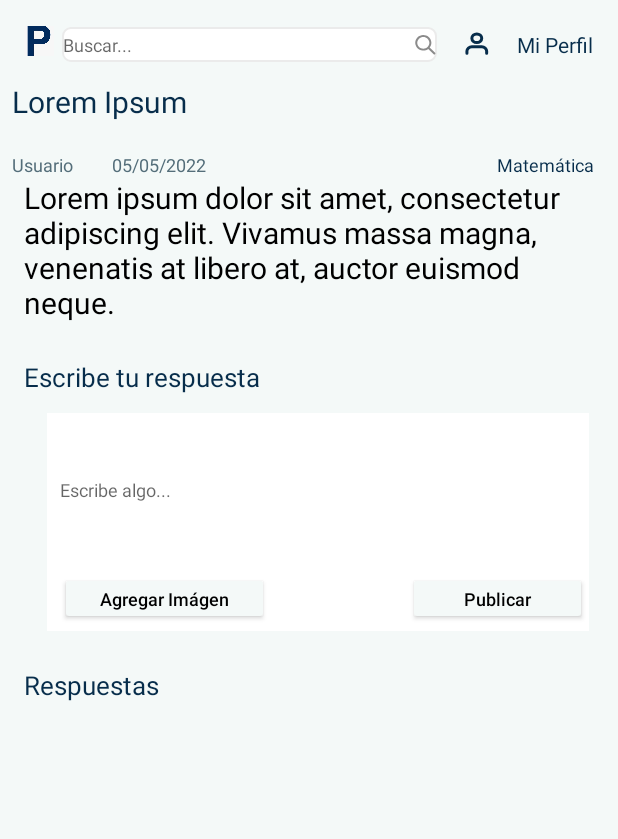
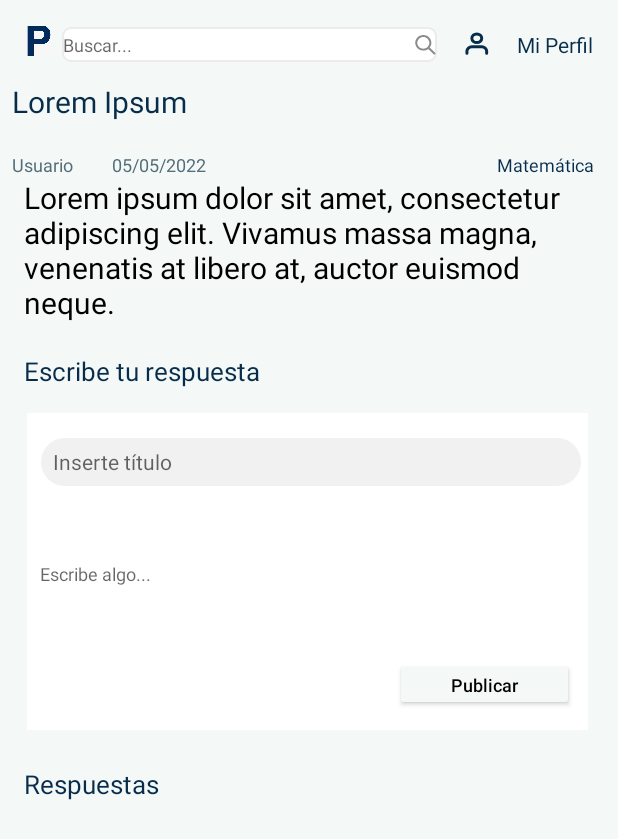
Before and after one commit to ARTEAGA1811/ProyectoPoliAyudaME, an Android app: the FragmentResponerPregunta screen opened directly, with no data from a screen before it, on a phone screen of 412 x 824 dp. Shown: the top 839 px of the screen. Run offline under Robolectric (Android 15) with nearby library versions, the phone set to English and light mode, and no system bars; our stand-ins replace Firebase (no records; nobody signed in at launch, a user with empty details on screens opened directly).

Commit message:
Agregar Respuesta completado.

```diff
--- a/app/src/main/java/com/grupo6/myapplication/Constantes.kt
+++ b/app/src/main/java/com/grupo6/myapplication/Constantes.kt
@@ -3,3 +3,4 @@ package com.grupo6.myapplication
 const val EXTRA_LOGIN = "EXTRA_LOGIN"
 const val LOGIN_KEY = "LOGIN_KEY"
 const val PASSWORD_KEY = "PASSWORD_KEY"
+const val USUARIO = "USUARIO"
--- a/app/src/main/java/com/grupo6/myapplication/FragmentResponerPregunta.kt
+++ b/app/src/main/java/com/grupo6/myapplication/FragmentResponerPregunta.kt
@@ -1,10 +1,18 @@
 package com.grupo6.myapplication
 
+import android.content.Intent
 import android.os.Bundle
 import androidx.fragment.app.Fragment
 import android.view.LayoutInflater
 import android.view.View
 import android.view.ViewGroup
+import android.widget.Button
+import android.widget.EditText
+import com.google.firebase.database.DatabaseReference
+import com.google.firebase.database.ktx.database
+import com.google.firebase.ktx.Firebase
+import java.time.LocalDateTime
+import java.time.format.DateTimeFormatter
 
 // TODO: Rename parameter arguments, choose names that match
 // the fragment initialization parameters, e.g. ARG_ITEM_NUMBER
@@ -20,6 +28,12 @@ class FragmentResponerPregunta : Fragment() {
     // TODO: Rename and change types of parameters
     private var param1: String? = null
     private var param2: String? = null
+    lateinit var vista: View
+    lateinit var publicar: Button
+    lateinit var tituloRespuesta: EditText
+    lateinit var descriptionRespuesta: EditText
+    private lateinit var database: DatabaseReference
+
 
     override fun onCreate(savedInstanceState: Bundle?) {
         super.onCreate(savedInstanceState)
@@ -27,6 +41,7 @@ class FragmentResponerPregunta : Fragment() {
             param1 = it.getString(ARG_PARAM1)
             param2 = it.getString(ARG_PARAM2)
         }
+
     }
 
     override fun onCreateView(
@@ -34,7 +49,32 @@ class FragmentResponerPregunta : Fragment() {
         savedInstanceState: Bundle?
     ): View? {
         // Inflate the layout for this fragment
-        return inflater.inflate(R.layout.fragment_responer_pregunta, container, false)
+        vista =  inflater.inflate(R.layout.fragment_responer_pregunta, container, false)
+        publicar = vista.findViewById(R.id.buttonPublicarRespuesta)
+        tituloRespuesta = vista.findViewById(R.id.editTextTextTítuloRespuesta)
+        descriptionRespuesta = vista.findViewById(R.id.editTextDescripcionRespuesta)
+        database = Firebase.database.reference
+
+
+        publicar.setOnClickListener{
+            val respuestaNueva = Respuesta();
+            val current = LocalDateTime.now()
+            val formatter = DateTimeFormatter.ofPattern("dd/MM/yyyy")
+            val formatted = current.format(formatter)
+
+            respuestaNueva.idPregunta = PreguntasInicio.GlobalVars.idPregunta2
+            respuestaNueva.titulo = tituloRespuesta.text.toString()
+            respuestaNueva.descripcion = descriptionRespuesta.text.toString()
+            respuestaNueva.usuario = PreguntasInicio.GlobalVars.usuario
+            respuestaNueva.fecha = formatted
+
+            database.child("respuestas").child(respuestaNueva.idRespuesta).setValue(respuestaNueva)
+
+            val intent = Intent(getActivity(), Inicio::class.java)
+            startActivity(intent)
+        }
+
+        return vista
     }
 
     companion object {
--- a/app/src/main/java/com/grupo6/myapplication/Inicio.kt
+++ b/app/src/main/java/com/grupo6/myapplication/Inicio.kt
@@ -34,6 +34,12 @@ class Inicio : AppCompatActivity() {
         estadoCanje = findViewById(R.id.imgEstadoCanje)
         tvMiPerfil = findViewById(R.id.miPerfil)
         logoP = findViewById(R.id.logoP)
+
+
+        val extras = intent.extras ?: return
+        var usuario = extras.getString(EXTRA_LOGIN) ?:"Unknown"
+        usuario = usuario.substringBefore("@")
+        PreguntasInicio.GlobalVars.usuario = usuario
 
         bttnInicio.setOnClickListener {
             supportFragmentManager
--- a/app/src/main/java/com/grupo6/myapplication/LoginActivity.kt
+++ b/app/src/main/java/com/grupo6/myapplication/LoginActivity.kt
@@ -62,6 +62,7 @@ class LoginActivity : AppCompatActivity() {
                     val intent = Intent(this, Inicio::class.java)
 
                     intent.putExtra(EXTRA_LOGIN, auth.currentUser!!.email)
+                    intent.putExtra(USUARIO, auth.currentUser!!.email)
                     startActivity(intent)
                     //finish()
                 } else {
--- a/app/src/main/java/com/grupo6/myapplication/VerPreguntaActivity.kt
+++ b/app/src/main/java/com/grupo6/myapplication/VerPreguntaActivity.kt
@@ -4,17 +4,21 @@ import android.content.Intent
 import androidx.appcompat.app.AppCompatActivity
 import android.os.Bundle
 import android.util.Log
-import android.view.View
+import android.widget.Button
+import android.widget.EditText
 import android.widget.ImageView
 import android.widget.TextView
 import androidx.recyclerview.widget.LinearLayoutManager
 import androidx.recyclerview.widget.RecyclerView
 import com.google.firebase.database.DataSnapshot
 import com.google.firebase.database.DatabaseError
+import com.google.firebase.database.DatabaseReference
 import com.google.firebase.database.ValueEventListener
 import com.google.firebase.database.ktx.database
 import com.google.firebase.database.ktx.getValue
 import com.google.firebase.ktx.Firebase
+import java.time.LocalDateTime
+import java.time.format.DateTimeFormatter
 
 class VerPreguntaActivity : AppCompatActivity() {
     lateinit var tvMiPerfil: TextView
@@ -23,6 +27,8 @@ class VerPreguntaActivity : AppCompatActivity() {
     lateinit var titulo: TextView
     lateinit var descripcion: TextView
     lateinit var fecha: TextView
+    lateinit var publicar: Button
+    private lateinit var database: DatabaseReference
     var  idPregunta = ""
 
     override fun onCreate(savedInstanceState: Bundle?) {
@@ -44,11 +50,9 @@ class VerPreguntaActivity : AppCompatActivity() {
 
 
 
-
-
         supportFragmentManager
             .beginTransaction()
-            .replace(R.id.fragmentContainerView4,FragmentResponerPregunta()).commit()
+            .replace(R.id.fragmentContainerViewRespuesta,FragmentResponerPregunta()).commit()
 
         tvMiPerfil.setOnClickListener {
             val intent = Intent(this, UsuarioActivity::class.java)
@@ -60,6 +64,9 @@ class VerPreguntaActivity : AppCompatActivity() {
             startActivity(intent)
             finish()
         }
+
+
+
     }
 
     fun consultarUsuarioRTDB(usuarioRequerido:String){
@@ -76,7 +83,7 @@ class VerPreguntaActivity : AppCompatActivity() {
                     for (pregunta  in dataSnapshot.child("preguntas").children){
                         var preguntaObtenida = pregunta.getValue<Pregunta>()as Pregunta
                          if(preguntaObtenida.usuario == usuarioRequerido){
-
+                             PreguntasInicio.GlobalVars.idPregunta2 = preguntaObtenida.idPregunta
                              usuario.text = preguntaObtenida.usuario
                              titulo.text = preguntaObtenida.titulo
                              descripcion.text = preguntaObtenida.descripcion
@@ -116,10 +123,11 @@ class VerPreguntaActivity : AppCompatActivity() {
                     for (respuesta  in dataSnapshot.child("respuestas").children){
                         respuestas.add(respuesta.getValue<Respuesta>()as Respuesta)
                     }
+                    PreguntasInicio.GlobalVars.numRespuestas = respuestas.size
+                    println(PreguntasInicio.GlobalVars.numRespuestas)
                     var respuestasFilradas  = ArrayList<Respuesta>()
                     for(respuesta in respuestas){
                         if(respuesta.idPregunta == idPregunta){
-
 
                             respuestasFilradas.add(respuesta )
                         }
--- a/app/src/main/res/layout/activity_ver_pregunta.xml
+++ b/app/src/main/res/layout/activity_ver_pregunta.xml
@@ -122,17 +122,18 @@
         app:layout_constraintTop_toBottomOf="@+id/textViewUsuario" />
 
     <androidx.fragment.app.FragmentContainerView
-        android:id="@+id/fragmentContainerView4"
-        android:layout_width="361dp"
-        android:layout_height="145dp"
+        android:id="@+id/fragmentContainerViewRespuesta"
+        android:layout_width="374dp"
+        android:layout_height="211dp"
         android:layout_marginStart="31dp"
-        android:layout_marginTop="12dp"
+        android:layout_marginTop="16dp"
         android:layout_marginEnd="20dp"
         android:background="#FFFFFF"
         android:backgroundTint="#FFFFFF"
         app:circularflow_defaultRadius="8sp"
         app:circularflow_radiusInDP="8sp"
         app:layout_constraintEnd_toEndOf="parent"
+        app:layout_constraintHorizontal_bias="1.0"
         app:layout_constraintStart_toStartOf="parent"
         app:layout_constraintTop_toBottomOf="@+id/textViewEscribirRespuesta"
         tools:layout="@layout/fragment_responer_pregunta">
@@ -144,7 +145,7 @@
         android:layout_width="wrap_content"
         android:layout_height="wrap_content"
         android:layout_marginStart="16dp"
-        android:layout_marginTop="24dp"
+        android:layout_marginTop="20dp"
         android:text="@string/escribirRespuesta"
         android:textColor="#072D4B"
         android:textSize="17sp"
@@ -161,15 +162,16 @@
         android:textColor="#072D4B"
         android:textSize="17sp"
         app:layout_constraintStart_toStartOf="parent"
-        app:layout_constraintTop_toBottomOf="@+id/fragmentContainerView4" />
+        app:layout_constraintTop_toBottomOf="@+id/fragmentContainerViewRespuesta" />
 
     <androidx.recyclerview.widget.RecyclerView
         android:id="@+id/recyclerViewRespuestas"
-        android:layout_width="391dp"
-        android:layout_height="237dp"
+        android:layout_width="393dp"
+        android:layout_height="186dp"
         android:layout_marginStart="13dp"
         android:layout_marginTop="1dp"
         android:layout_marginEnd="7dp"
+        app:layout_constraintBottom_toBottomOf="parent"
         app:layout_constraintEnd_toEndOf="parent"
         app:layout_constraintStart_toStartOf="parent"
         app:layout_constraintTop_toBottomOf="@+id/textView10" />
--- a/app/src/main/res/layout/fragment_responer_pregunta.xml
+++ b/app/src/main/res/layout/fragment_responer_pregunta.xml
@@ -8,17 +8,36 @@
 
     <androidx.constraintlayout.widget.ConstraintLayout
         android:layout_width="377dp"
-        android:layout_height="146dp"
+        android:layout_height="209dp"
         android:background="@drawable/cajas_respuestas"
         android:backgroundTint="#FFFFFF"
         android:soundEffectsEnabled="false">
 
+        <EditText
+            android:id="@+id/editTextTextTítuloRespuesta"
+            android:layout_width="360dp"
+            android:layout_height="32dp"
+            android:layout_marginTop="16dp"
+            android:background="@drawable/insertar_titulo"
+            android:backgroundTint="#F1F1F1"
+            android:ems="10"
+            android:hint="@string/titulo"
+            android:inputType="textPersonName"
+            android:paddingStart="8sp"
+            android:paddingEnd="8sp"
+            android:textColor="#939397"
+            android:textSize="14sp"
+            app:layout_constraintEnd_toEndOf="parent"
+            app:layout_constraintHorizontal_bias="0.529"
+            app:layout_constraintStart_toStartOf="parent"
+            app:layout_constraintTop_toTopOf="parent" />
+
         <Button
-            android:id="@+id/buttonPublicar3"
+            android:id="@+id/buttonPublicarRespuesta"
             android:layout_width="119dp"
             android:layout_height="35dp"
             android:layout_marginTop="12dp"
-            android:layout_marginEnd="8dp"
+            android:layout_marginEnd="12dp"
             android:backgroundTint="#F4F9F8"
             android:inputType="textCapSentences"
             android:paddingLeft="0sp"
@@ -28,37 +47,17 @@
             android:text="@string/botonPublicar"
             android:textColor="#000000"
             android:textSize="12sp"
+            app:layout_constraintBottom_toBottomOf="parent"
             app:layout_constraintEnd_toEndOf="parent"
-            app:layout_constraintHorizontal_bias="0.912"
-            app:layout_constraintStart_toEndOf="@+id/buttonAgregarImagen3"
-            app:layout_constraintTop_toBottomOf="@+id/editTextTextPersonName" />
-
-        <Button
-            android:id="@+id/buttonAgregarImagen3"
-            android:layout_width="139dp"
-            android:layout_height="35dp"
-            android:layout_marginStart="8dp"
-            android:layout_marginTop="12dp"
-            android:backgroundTint="#F4F9F8"
-            android:inputType="textCapSentences"
-            android:paddingStart="8sp"
-            android:paddingLeft="0sp"
-            android:paddingTop="0sp"
-            android:paddingEnd="8sp"
-            android:paddingRight="0sp"
-            android:paddingBottom="0sp"
-            android:text="@string/botónAgregarImagen"
-            android:textColor="#000000"
-            android:textSize="12sp"
-            app:layout_constraintStart_toStartOf="parent"
-            app:layout_constraintTop_toBottomOf="@+id/editTextTextPersonName" />
+            app:layout_constraintTop_toBottomOf="@+id/editTextDescripcionRespuesta"
+            app:layout_constraintVertical_bias="0.097" />
 
         <EditText
-            android:id="@+id/editTextTextPersonName"
+            android:id="@+id/editTextDescripcionRespuesta"
             android:layout_width="352dp"
             android:layout_height="85dp"
             android:layout_marginStart="8dp"
-            android:layout_marginTop="8dp"
+            android:layout_marginTop="16dp"
             android:background="@android:color/transparent"
             android:ems="10"
             android:hint="@string/escribirRespuestaIngreso"
@@ -68,7 +67,7 @@
             android:textAppearance="@style/TextAppearance.AppCompat.Body1"
             android:textSize="12sp"
             app:layout_constraintStart_toStartOf="parent"
-            app:layout_constraintTop_toTopOf="parent" />
+            app:layout_constraintTop_toBottomOf="@+id/editTextTextTítuloRespuesta" />
 
     </androidx.constraintlayout.widget.ConstraintLayout>
 </FrameLayout>
```
Also changed, not shown: app/src/main/java/com/grupo6/myapplication/Pregunta.kt (+6 -3 lines), app/src/main/java/com/grupo6/myapplication/PreguntasInicio.kt (+10 -0 lines), app/src/main/java/com/grupo6/myapplication/Respuesta.kt (+6 -1 lines), app/src/main/res/layout/activity_anadir_pregunta.xml (+4 -23 lines), app/src/main/res/layout/fragment_escribir_pregunta.xml (+24 -28 lines).
